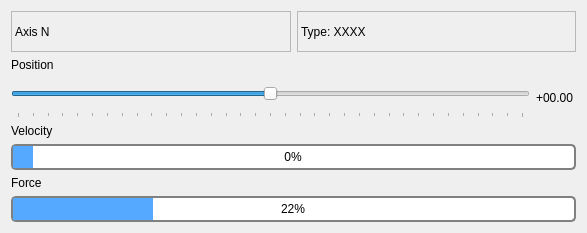
Old version of the form src/axis_widget.ui in the repository gianmaria/smarter-gui-demo.
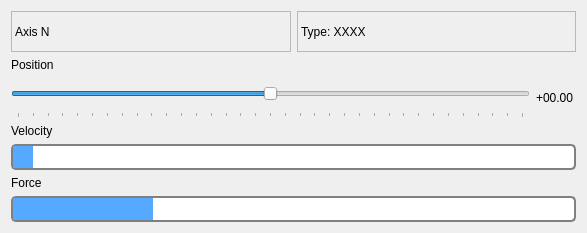
New version of the form.

What changed in the file:
```diff
--- a/src/axis_widget.ui
+++ b/src/axis_widget.ui
@@ -172,7 +172,7 @@
         <number>13000</number>
        </property>
        <property name="value">
-        <number>59</number>
+        <number>396</number>
        </property>
        <property name="alignment">
         <set>Qt::AlignCenter</set>
@@ -184,7 +184,7 @@
         <enum>QProgressBar::TopToBottom</enum>
        </property>
        <property name="format">
-        <string>%p%</string>
+        <string/>
        </property>
       </widget>
      </item>
@@ -235,7 +235,7 @@
         <enum>QProgressBar::TopToBottom</enum>
        </property>
        <property name="format">
-        <string>%p%</string>
+        <string/>
        </property>
       </widget>
      </item>
```
